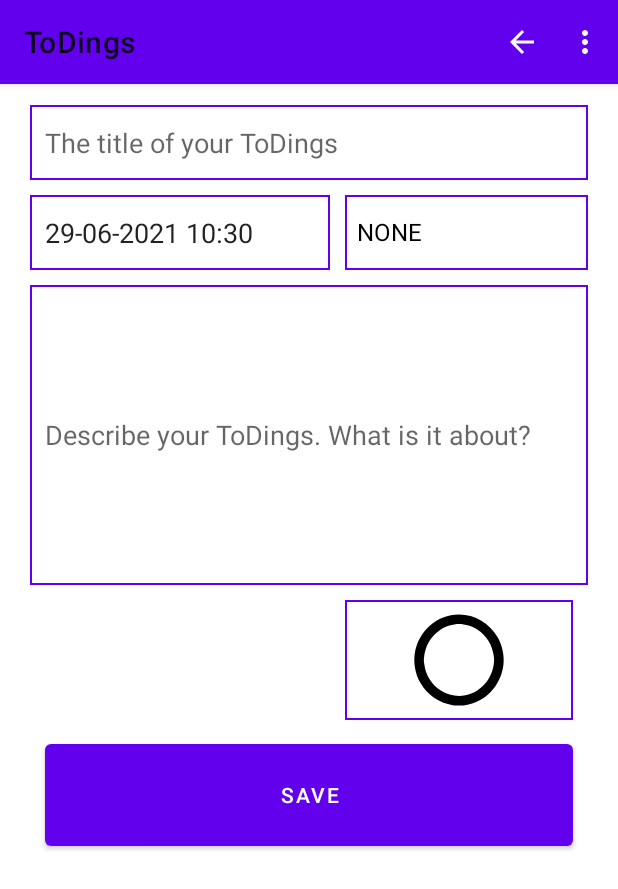
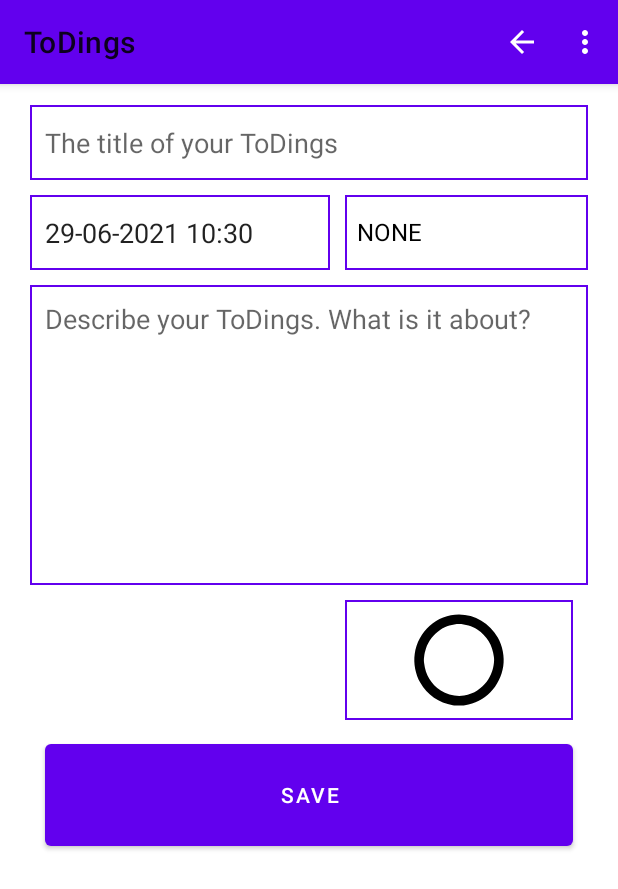
Before and after one commit to erdeanmich/todings, an Android app: the DetailActivity screen opened directly, with no data from a screen before it, after a tap on "SAVE", on a phone screen of 412 x 824 dp. Shown: the top 889 px of the screen. Run offline under Robolectric (Android 15) with nearby library versions, the phone set to English and light mode, and no system bars; our stand-ins replace Room's generated code; network calls fail; 1 statement that could not run was skipped.

```diff
--- a/app/src/main/java/com/erdeanmich/todings/detail/view/DetailViewModel.kt
+++ b/app/src/main/java/com/erdeanmich/todings/detail/view/DetailViewModel.kt
@@ -9,12 +9,16 @@ import com.erdeanmich.todings.database.DatabaseProvider
 import com.erdeanmich.todings.database.ToDoItemDAO
 import com.erdeanmich.todings.model.ToDoItem
 import com.erdeanmich.todings.model.ToDoPriority
+import com.erdeanmich.todings.web.model.ApiTransformer
+import com.erdeanmich.todings.web.service.ToDoService
 import kotlinx.coroutines.launch
 import java.util.*
 
 class DetailViewModel(application: Application) : AndroidViewModel(application) {
     private val toDoItemDao: ToDoItemDAO by lazy { DatabaseProvider.getToDoItemDAO(application) }
     private val toDoItem: MutableLiveData<ToDoItem> = MutableLiveData<ToDoItem>()
+    private val transformer = ApiTransformer()
+    private val service by lazy { ToDoService.getService() }
 
 
     fun getToDoItemById(id: Long?): LiveData<ToDoItem> {
@@ -56,18 +60,23 @@ class DetailViewModel(application: Application) : AndroidViewModel(application)
 
     fun save() {
         viewModelScope.launch {
+            val item = toDoItem.value!!
             if (existingInDatabase()) {
-                toDoItemDao.update(toDoItem.value!!)
+                toDoItemDao.update(item)
+                service.updateToDo(item.id, transformer.localToApi(item))
             } else {
-                val id = toDoItemDao.insert(toDoItem.value!!)
+                val id = toDoItemDao.insert(item)
                 toDoItem.value?.id = id
+                item.id = id
+                service.createToDo(transformer.localToApi(item))
             }
         }
     }
 
     fun delete() {
         viewModelScope.launch {
-
+            toDoItemDao.delete(toDoItem.value!!)
+            service.deleteToDo(toDoItem.value!!.id)
         }
     }
 
--- /dev/null
+++ b/app/src/main/java/com/erdeanmich/todings/web/model/ApiTransformer.kt
@@ -0,0 +1,35 @@
+package com.erdeanmich.todings.web.model
+
+import com.erdeanmich.todings.model.ToDoItem
+import com.erdeanmich.todings.model.ToDoPriority
+import java.util.*
+
+class ApiTransformer {
+    fun localToApi(toDoItem: ToDoItem): ToDoApiModel {
+        return ToDoApiModel(
+            toDoItem.id,
+            toDoItem.name,
+            toDoItem.description,
+            toDoItem.priority.toString(),
+            toDoItem.isDone,
+            toDoItem.deadline.time
+        )
+    }
+
+    fun apiToLocal(toDoApiModel: ToDoApiModel): ToDoItem {
+        val deadline = Date()
+        deadline.time = toDoApiModel.expiry
+        val priority = ToDoPriority.values()
+            .find { it.toString() == toDoApiModel.priority  }?: ToDoPriority.NONE
+
+        return ToDoItem(
+            toDoApiModel.id,
+            toDoApiModel.name,
+            toDoApiModel.description,
+            toDoApiModel.done,
+            deadline,
+            priority
+        )
+    }
+
+}
--- /dev/null
+++ b/app/src/main/java/com/erdeanmich/todings/web/model/ToDoApiModel.kt
@@ -0,0 +1,10 @@
+package com.erdeanmich.todings.web.model
+
+data class ToDoApiModel (
+    var id: Long,
+    var name: String,
+    var description: String,
+    var priority: String,
+    var done: Boolean,
+    var expiry: Long
+){}
--- /dev/null
+++ b/app/src/main/java/com/erdeanmich/todings/web/model/UserApiModel.kt
@@ -0,0 +1,6 @@
+package com.erdeanmich.todings.web.model
+
+data class UserApiModel(
+    var pwd: String,
+    var email: String
+)
--- /dev/null
+++ b/app/src/main/java/com/erdeanmich/todings/web/service/ToDoService.kt
@@ -0,0 +1,38 @@
+package com.erdeanmich.todings.web.service
+
+import com.erdeanmich.todings.web.model.ToDoApiModel
+import retrofit2.Response
+import retrofit2.http.*
+
+interface ToDoService {
+    @GET("todos")
+    suspend fun getAllToDos(): Response<List<ToDoApiModel>>
+
+    @POST("todos")
+    suspend fun createToDo(@Body todo: ToDoApiModel): Response<Void>
+
+    @GET("todos/{id}")
+    suspend fun getToDo(@Path("id") id: Long): Response<Void>
+
+    @PUT("todos/{id}")
+    suspend fun updateToDo(@Path("id") id: Long, @Body todo: ToDoApiModel): Response<Void>
+
+    @DELETE("todos")
+    suspend fun deleteAllToDos(): Response<Boolean>
+
+    @DELETE("todos/{id}")
+    suspend fun deleteToDo(@Path("id") id: Long): Response<Boolean>
+
+    companion object {
+        private var toDoService: ToDoService? = null
+
+        fun getService(): ToDoService {
+            if (toDoService == null) {
+                val retrofit = Retrofit.getRetrofit()
+                toDoService = retrofit.create(ToDoService::class.java)
+            }
+
+            return toDoService!!
+        }
+    }
+}
--- a/app/src/main/res/layout/activity_detail.xml
+++ b/app/src/main/res/layout/activity_detail.xml
@@ -81,7 +81,7 @@
             android:id="@+id/description_edit"
             android:layout_width="match_parent"
             android:layout_height="200dp"
-            android:textAlignment="textStart"
+            android:gravity="top|start"
             android:background="@drawable/bg_border_thin"
             android:hint="@string/describe_your_todings_what_is_it_about"
             android:inputType="textMultiLine"
--- a/app/src/main/res/layout/fragment_to_do_item.xml
+++ b/app/src/main/res/layout/fragment_to_do_item.xml
@@ -16,6 +16,7 @@
             android:id="@+id/to_do_item_title"
             android:layout_width="0dp"
             android:layout_height="70dp"
+            android:gravity="left|center"
             android:text="@string/dummy_title"
             android:background="@drawable/bg_border_thin"
             android:padding="10dp"
@@ -23,11 +24,11 @@
             app:layout_constraintEnd_toEndOf="parent"
             app:layout_constraintTop_toTopOf="parent"
             android:textStyle="bold"
-            android:textSize="30sp"
+            android:textSize="25sp"
             android:layout_margin="10dp" />
         <TextView
             android:id="@+id/to_do_item_deadline"
-            android:layout_width="200dp"
+            android:layout_width="150dp"
             android:layout_height="40dp"
             android:padding="10dp"
             android:layout_margin="10dp"
--- a/app/src/main/res/menu/menu_overview.xml
+++ b/app/src/main/res/menu/menu_overview.xml
@@ -27,5 +27,9 @@
         android:title="@string/sync_todings_to_server"
         app:showAsAction="never"/>
 
+    <item android:id="@+id/action_get_all_from_server"
+        android:title="@string/get_todings_from_server"
+        app:showAsAction="never"/>
+
 
 </menu>
--- a/app/src/main/res/values/dimens.xml
+++ b/app/src/main/res/values/dimens.xml
@@ -1,3 +1,6 @@
 <resources>
     <dimen name="fab_margin">16dp</dimen>
+    <!-- Default screen margins, per the Android Design guidelines. -->
+    <dimen name="activity_horizontal_margin">16dp</dimen>
+    <dimen name="activity_vertical_margin">16dp</dimen>
 </resources>
--- /dev/null
+++ b/app/src/main/res/xml/network_security_config.xml
@@ -0,0 +1,6 @@
+<?xml version="1.0" encoding="utf-8"?>
+<network-security-config>
+    <domain-config cleartextTrafficPermitted="true">
+        <domain includeSubdomains="true">192.168.0.243</domain>
+    </domain-config>
+</network-security-config>
```
Also changed, not shown: app/build.gradle (+9 -0 lines), app/src/main/AndroidManifest.xml (+7 -1 lines), app/src/main/java/com/erdeanmich/todings/detail/activities/DetailActivity.kt (+5 -2 lines), app/src/main/java/com/erdeanmich/todings/overview/activities/OverviewActivity.kt (+25 -3 lines), app/src/main/java/com/erdeanmich/todings/overview/view/OverviewViewModel.kt (+63 -0 lines), app/src/main/java/com/erdeanmich/todings/web/service/Retrofit.kt (added, +13 -0 lines), app/src/main/java/com/erdeanmich/todings/web/service/UserService.kt (added, +22 -0 lines), app/src/main/res/values/strings.xml (+10 -0 lines).
